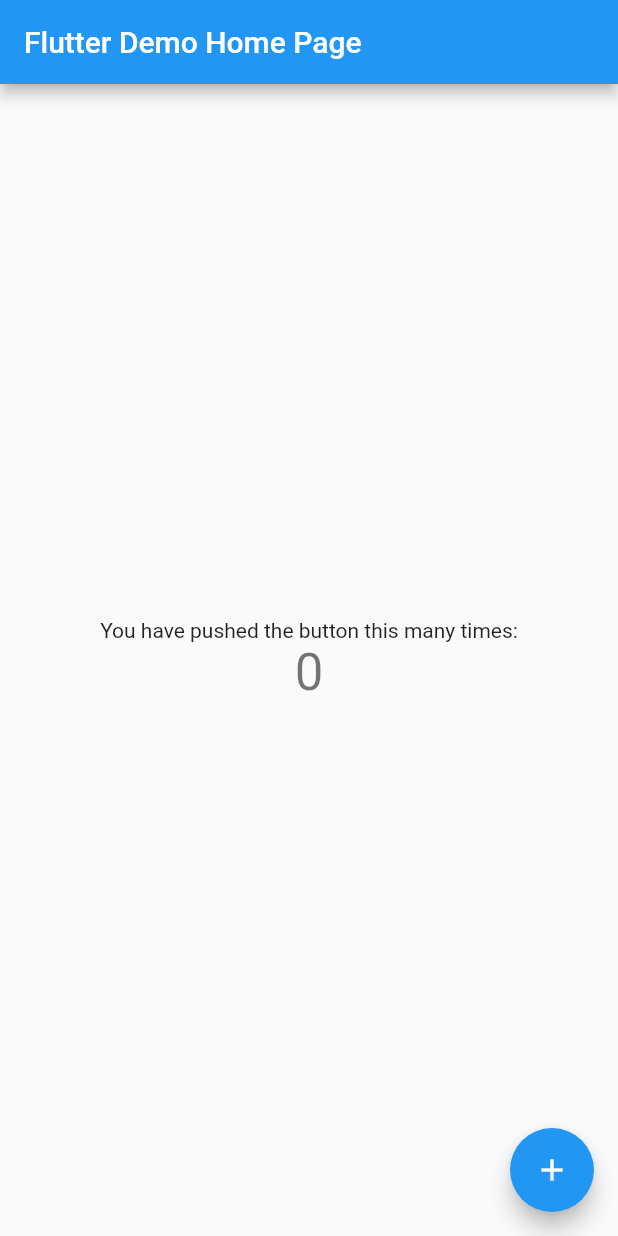
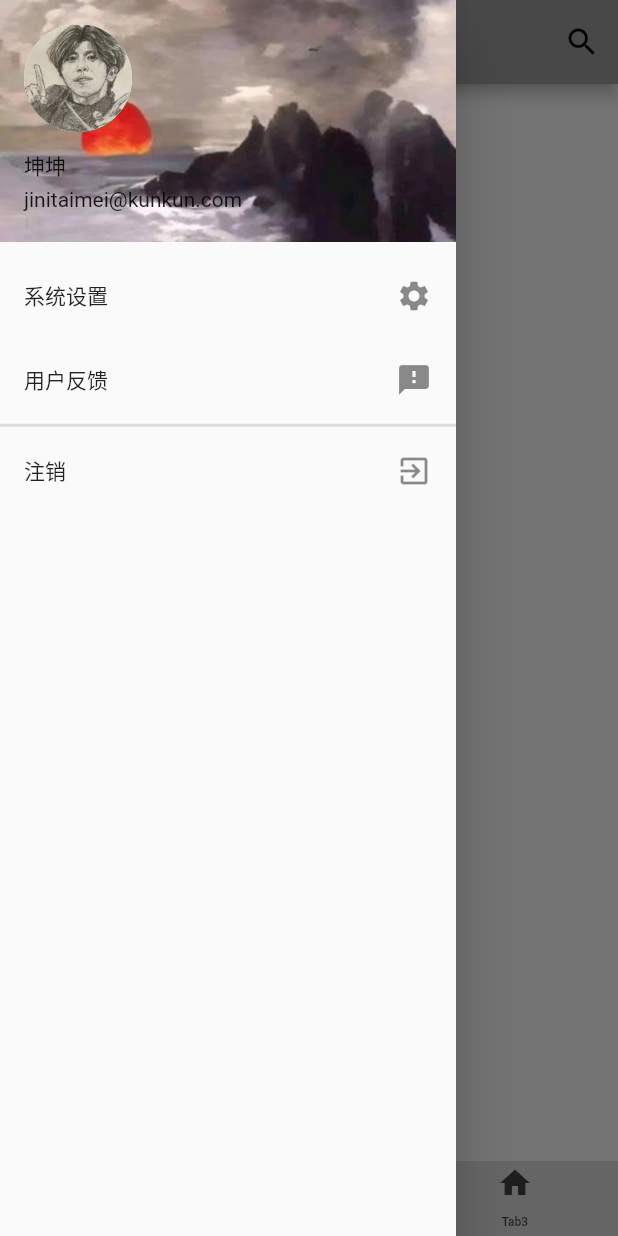
Before and after one commit to sevleete/DoNAPP, a Flutter app: the screen it shows after launch, with the side drawer open (before the commit the screen has no drawer), on a phone screen of 412 x 824 dp. Run offline on Flutter 3.47's test engine with Material 2 defaults, Android fonts, the phone set to English and light mode, and no system bars.

Commit message:
Add tabBar and sideBar

```diff
--- a/lib/main.dart
+++ b/lib/main.dart
@@ -1,115 +1,181 @@
+// 导入控件
 import 'package:flutter/material.dart';
 
+// 入口函数
 void main() {
   runApp(const MyApp());
 }
 
+// 无状态控件  有状态控件
 class MyApp extends StatelessWidget {
   const MyApp({super.key});
 
   // This widget is the root of your application.
   @override
   Widget build(BuildContext context) {
+    // 每个项目最外层，必须有MaterialApp
     return MaterialApp(
-      title: 'Flutter Demo',
+      title: '零件加工指导应用程序',
       theme: ThemeData(
-        // This is the theme of your application.
-        //
-        // Try running your application with "flutter run". You'll see the
-        // application has a blue toolbar. Then, without quitting the app, try
-        // changing the primarySwatch below to Colors.green and then invoke
-        // "hot reload" (press "r" in the console where you ran "flutter run",
-        // or simply save your changes to "hot reload" in a Flutter IDE).
-        // Notice that the counter didn't reset back to zero; the application
-        // is not restarted.
-        primarySwatch: Colors.blue,
+        primarySwatch: Colors.grey,
       ),
-      home: const MyHomePage(title: 'Flutter Demo Home Page'),
+      // 指定首页
+      // home: const MyHomePage(title: 'Flutter Demo Home Page'),
+      home: const MyHome(),
     );
   }
 }
 
-class MyHomePage extends StatefulWidget {
-  const MyHomePage({super.key, required this.title});
-
-  // This widget is the home page of your application. It is stateful, meaning
-  // that it has a State object (defined below) that contains fields that affect
-  // how it looks.
-
-  // This class is the configuration for the state. It holds the values (in this
-  // case the title) provided by the parent (in this case the App widget) and
-  // used by the build method of the State. Fields in a Widget subclass are
-  // always marked "final".
-
-  final String title;
-
-  @override
-  State<MyHomePage> createState() => _MyHomePageState();
-}
-
-class _MyHomePageState extends State<MyHomePage> {
-  int _counter = 0;
-
-  void _incrementCounter() {
-    setState(() {
-      // This call to setState tells the Flutter framework that something has
-      // changed in this State, which causes it to rerun the build method below
-      // so that the display can reflect the updated values. If we changed
-      // _counter without calling setState(), then the build method would not be
-      // called again, and so nothing would appear to happen.
-      _counter++;
-    });
-  }
+class MyHome extends StatelessWidget{
+  const MyHome({super.key});
 
   @override
   Widget build(BuildContext context) {
-    // This method is rerun every time setState is called, for instance as done
-    // by the _incrementCounter method above.
-    //
-    // The Flutter framework has been optimized to make rerunning build methods
-    // fast, so that you can just rebuild anything that needs updating rather
-    // than having to individually change instances of widgets.
-    return Scaffold(
-      appBar: AppBar(
-        // Here we take the value from the MyHomePage object that was created by
-        // the App.build method, and use it to set our appbar title.
-        title: Text(widget.title),
-      ),
-      body: Center(
-        // Center is a layout widget. It takes a single child and positions it
-        // in the middle of the parent.
-        child: Column(
-          // Column is also a layout widget. It takes a list of children and
-          // arranges them vertically. By default, it sizes itself to fit its
-          // children horizontally, and tries to be as tall as its parent.
-          //
-          // Invoke "debug painting" (press "p" in the console, choose the
-          // "Toggle Debug Paint" action from the Flutter Inspector in Android
-          // Studio, or the "Toggle Debug Paint" command in Visual Studio Code)
-          // to see the wireframe for each widget.
-          //
-          // Column has various properties to control how it sizes itself and
-          // how it positions its children. Here we use mainAxisAlignment to
-          // center the children vertically; the main axis here is the vertical
-          // axis because Columns are vertical (the cross axis would be
-          // horizontal).
-          mainAxisAlignment: MainAxisAlignment.center,
-          children: <Widget>[
-            const Text(
-              'You have pushed the button this many times:',
-            ),
-            Text(
-              '$_counter',
-              style: Theme.of(context).textTheme.headlineMedium,
-            ),
+    return DefaultTabController(
+      length: 3,
+      child: Scaffold(
+        // 导航条区域
+        appBar: AppBar(
+          title: const Text('设备列表'),
+          centerTitle: true,
+          // 右侧行为按钮
+          actions: <Widget>[
+            IconButton(
+                onPressed: (){},
+                icon: const Icon(Icons.search)
+            )
           ],
         ),
+        // 侧边栏区域
+        drawer: Drawer(
+          child: ListView(
+            padding: const EdgeInsets.all(0), // 设置上下左右padding
+            children: const <Widget>[
+              UserAccountsDrawerHeader(
+                accountName: Text('坤坤'),
+                accountEmail: Text('jinitaimei@kunkun.com'),
+                currentAccountPicture: CircleAvatar(
+                  backgroundImage: AssetImage('images/user/kunkun.jpg'),
+                ),
+                // 美化当前控件
+                decoration: BoxDecoration(
+                  // 背景图片
+                    image: DecorationImage(
+                        fit: BoxFit.cover, // 设置充满区域
+                        image: AssetImage('images/user/kunkun_background.png')
+                    )
+                ),
+              ),
+              ListTile(title: Text('系统设置'), trailing: Icon(Icons.settings),),
+              ListTile(title: Text('用户反馈'), trailing: Icon(Icons.feedback),),
+              // 分割线
+              Divider(
+                  height: 5,
+                  thickness: 2
+              ),
+              ListTile(title: Text('注销'), trailing: Icon(Icons.exit_to_app),)
+            ],),
+        ),
+        // 底部tabBar
+        bottomNavigationBar: Container(
+          decoration: const BoxDecoration(color: Colors.black12),
+          height: 50,
+          child: const TabBar(
+            labelStyle: TextStyle(height: 0,fontSize: 8), // 设置文本不占高度
+            tabs: <Widget>[
+              Tab(icon: Icon(Icons.home), text: 'Tab1',),
+              Tab(icon: Icon(Icons.home), text: '主页',),
+              Tab(icon: Icon(Icons.home), text: 'Tab3',),
+            ],
+          ),
+        ),
       ),
-      floatingActionButton: FloatingActionButton(
-        onPressed: _incrementCounter,
-        tooltip: 'Increment',
-        child: const Icon(Icons.add),
-      ), // This trailing comma makes auto-formatting nicer for build methods.
     );
   }
+
 }
+
+// class MyHomePage extends StatefulWidget {
+//   const MyHomePage({super.key, required this.title});
+//
+//   // This widget is the home page of your application. It is stateful, meaning
+//   // that it has a State object (defined below) that contains fields that affect
+//   // how it looks.
+//
+//   // This class is the configuration for the state. It holds the values (in this
+//   // case the title) provided by the parent (in this case the App widget) and
+//   // used by the build method of the State. Fields in a Widget subclass are
+//   // always marked "final".
+//
+//   final String title;
+//
+//   @override
+//   State<MyHomePage> createState() => _MyHomePageState();
+// }
+//
+// class _MyHomePageState extends State<MyHomePage> {
+//   int _counter = 0;
+//
+//   void _incrementCounter() {
+//     setState(() {
+//       // This call to setState tells the Flutter framework that something has
+//       // changed in this State, which causes it to rerun the build method below
+//       // so that the display can reflect the updated values. If we changed
+//       // _counter without calling setState(), then the build method would not be
+//       // called again, and so nothing would appear to happen.
+//       _counter++;
+//     });
+//   }
+//
+//   @override
+//   Widget build(BuildContext context) {
+//     // This method is rerun every time setState is called, for instance as done
+//     // by the _incrementCounter method above.
+//     //
+//     // The Flutter framework has been optimized to make rerunning build methods
+//     // fast, so that you can just rebuild anything that needs updating rather
+//     // than having to individually change instances of widgets.
+//     return Scaffold(
+//       appBar: AppBar(
+//         // Here we take the value from the MyHomePage object that was created by
+//         // the App.build method, and use it to set our appbar title.
+//         title: Text(widget.title),
+//       ),
+//       body: Center(
+//         // Center is a layout widget. It takes a single child and positions it
+//         // in the middle of the parent.
+//         child: Column(
+//           // Column is also a layout widget. It takes a list of children and
+//           // arranges them vertically. By default, it sizes itself to fit its
+//           // children horizontally, and tries to be as tall as its parent.
+//           //
+//           // Invoke "debug painting" (press "p" in the console, choose the
+//           // "Toggle Debug Paint" action from the Flutter Inspector in Android
+//           // Studio, or the "Toggle Debug Paint" command in Visual Studio Code)
+//           // to see the wireframe for each widget.
+//           //
+//           // Column has various properties to control how it sizes itself and
+//           // how it positions its children. Here we use mainAxisAlignment to
+//           // center the children vertically; the main axis here is the vertical
+//           // axis because Columns are vertical (the cross axis would be
+//           // horizontal).
+//           mainAxisAlignment: MainAxisAlignment.center,
+//           children: <Widget>[
+//             const Text(
+//               'You have pushed the button this many times:',
+//             ),
+//             Text(
+//               '$_counter',
+//               style: Theme.of(context).textTheme.headlineMedium,
+//             ),
+//           ],
+//         ),
+//       ),
+//       floatingActionButton: FloatingActionButton(
+//         onPressed: _incrementCounter,
+//         tooltip: 'Increment',
+//         child: const Icon(Icons.add),
+//       ), // This trailing comma makes auto-formatting nicer for build methods.
+//     );
+//   }
+// }
--- a/pubspec.yaml
+++ b/pubspec.yaml
@@ -59,8 +59,8 @@
   uses-material-design: true
 
   # To add assets to your application, add an assets section, like this:
-  # assets:
-  #   - images/a_dot_burr.jpeg
+  assets:
+  - images/user/
   #   - images/a_dot_ham.jpeg
 
   # An image asset can refer to one or more resolution-specific "variants", see
```
Also changed, not shown: images/loading_page/button.png (added), images/loading_page/start_background.png (added), images/loading_page/start_logo.png (added), images/user/kunkun.jpg (added), images/user/kunkun_background.png (added), pubspec.lock, 13 other files.
